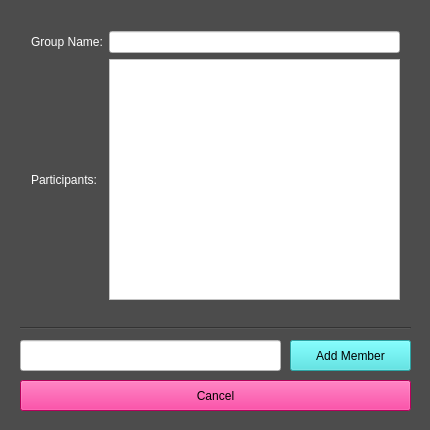
Before: the Qt Designer form edit_group.ui in allenh1/timefuse-client, drawn with Qt 5.
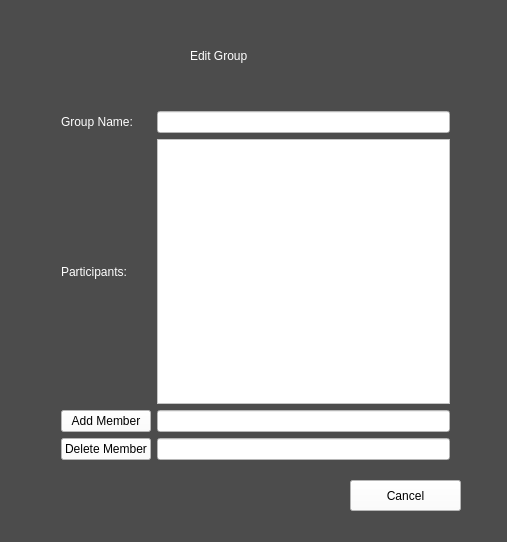
After: the same form once the commit is applied.

Patch:
```diff
--- a/edit_group.ui
+++ b/edit_group.ui
@@ -6,8 +6,8 @@
    <rect>
     <x>0</x>
     <y>0</y>
-    <width>430</width>
-    <height>430</height>
+    <width>507</width>
+    <height>542</height>
    </rect>
   </property>
   <property name="windowTitle">
@@ -20,44 +20,84 @@
   <widget class="QWidget" name="gridLayoutWidget">
    <property name="geometry">
     <rect>
-     <x>20</x>
-     <y>20</y>
-     <width>391</width>
-     <height>291</height>
+     <x>50</x>
+     <y>100</y>
+     <width>411</width>
+     <height>371</height>
     </rect>
    </property>
    <layout class="QGridLayout" name="gridLayout">
-    <item row="1" column="1">
-     <widget class="QLineEdit" name="group_name">
+    <item row="2" column="1">
+     <widget class="QListWidget" name="member_list">
       <property name="styleSheet">
        <string notr="true">background-color: rgb(255, 255, 255);</string>
       </property>
      </widget>
     </item>
-    <item row="1" column="0">
-     <widget class="QLabel" name="label">
-      <property name="styleSheet">
-       <string notr="true">color: rgb(255, 255, 255);
-font: 12pt &quot;Courier&quot;;</string>
-      </property>
-      <property name="text">
-       <string>Group Name:</string>
-      </property>
-     </widget>
-    </item>
     <item row="2" column="0">
      <widget class="QLabel" name="label_2">
       <property name="styleSheet">
        <string notr="true">color: rgb(255, 255, 255);
-font: 12pt &quot;Courier&quot;;</string>
+font: 14pt &quot;Courier&quot;;</string>
       </property>
       <property name="text">
        <string>Participants:</string>
       </property>
      </widget>
     </item>
-    <item row="2" column="1">
-     <widget class="QListWidget" name="member_list">
+    <item row="1" column="0">
+     <widget class="QLabel" name="label">
+      <property name="styleSheet">
+       <string notr="true">color: rgb(255, 255, 255);
+font: 14pt &quot;Courier&quot;;</string>
+      </property>
+      <property name="text">
+       <string>Group Name:</string>
+      </property>
+     </widget>
+    </item>
+    <item row="1" column="1">
+     <widget class="QLineEdit" name="group_name">
+      <property name="styleSheet">
+       <string notr="true">background-color: rgb(255, 255, 255);</string>
+      </property>
+     </widget>
+    </item>
+    <item row="3" column="0">
+     <widget class="QPushButton" name="add_member">
+      <property name="styleSheet">
+       <string notr="true">background-color: rgb(255, 255, 255);
+color: rgb(0, 0, 0);
+font: 13pt &quot;Courier&quot;;
+</string>
+      </property>
+      <property name="text">
+       <string>Add Member</string>
+      </property>
+     </widget>
+    </item>
+    <item row="3" column="1">
+     <widget class="QLineEdit" name="add_member_input">
+      <property name="styleSheet">
+       <string notr="true">background-color: rgb(255, 255, 255);</string>
+      </property>
+     </widget>
+    </item>
+    <item row="4" column="0">
+     <widget class="QPushButton" name="add_member_2">
+      <property name="styleSheet">
+       <string notr="true">background-color: rgb(255, 255, 255);
+color: rgb(0, 0, 0);
+font: 13pt &quot;Courier&quot;;
+</string>
+      </property>
+      <property name="text">
+       <string>Delete Member</string>
+      </property>
+     </widget>
+    </item>
+    <item row="4" column="1">
+     <widget class="QLineEdit" name="add_member_input_2">
       <property name="styleSheet">
        <string notr="true">background-color: rgb(255, 255, 255);</string>
       </property>
@@ -68,61 +108,37 @@
   <widget class="QPushButton" name="back_button">
    <property name="geometry">
     <rect>
-     <x>20</x>
-     <y>380</y>
-     <width>391</width>
+     <x>350</x>
+     <y>480</y>
+     <width>111</width>
      <height>31</height>
     </rect>
    </property>
    <property name="styleSheet">
-    <string notr="true">font: 12pt &quot;Courier&quot;;
-background-color: rgb(255, 0, 128);</string>
+    <string notr="true">background-color: rgb(255, 255, 255);
+color: rgb(0, 0, 0);
+font: 13pt &quot;Courier&quot;;
+</string>
    </property>
    <property name="text">
     <string>Cancel</string>
    </property>
   </widget>
-  <widget class="Line" name="line_2">
+  <widget class="QLabel" name="label_3">
    <property name="geometry">
     <rect>
-     <x>20</x>
-     <y>320</y>
-     <width>391</width>
-     <height>16</height>
+     <x>190</x>
+     <y>30</y>
+     <width>201</width>
+     <height>51</height>
     </rect>
    </property>
-   <property name="orientation">
-    <enum>Qt::Horizontal</enum>
-   </property>
-  </widget>
-  <widget class="QLineEdit" name="add_member_input">
-   <property name="geometry">
-    <rect>
-     <x>20</x>
-     <y>340</y>
-     <width>261</width>
-     <height>31</height>
-    </rect>
-   </property>
    <property name="styleSheet">
-    <string notr="true">background-color: rgb(255, 255, 255);</string>
-   </property>
-  </widget>
-  <widget class="QPushButton" name="add_member">
-   <property name="geometry">
-    <rect>
-     <x>290</x>
-     <y>340</y>
-     <width>121</width>
-     <height>31</height>
-    </rect>
-   </property>
-   <property name="styleSheet">
-    <string notr="true">font: 12pt &quot;Courier&quot;;
-background-color: rgb(61, 229, 229);</string>
+    <string notr="true">color: rgb(255, 255, 255);
+font: 20pt &quot;Times New Roman&quot;;</string>
    </property>
    <property name="text">
-    <string>Add Member</string>
+    <string>Edit Group</string>
    </property>
   </widget>
  </widget>
```
